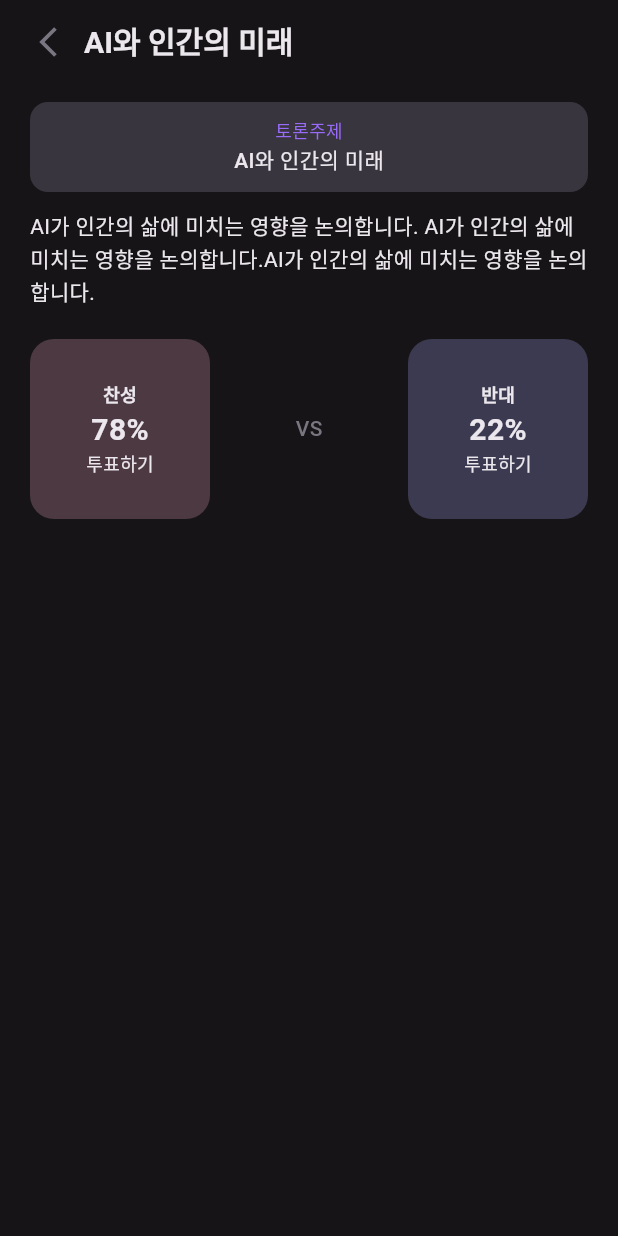
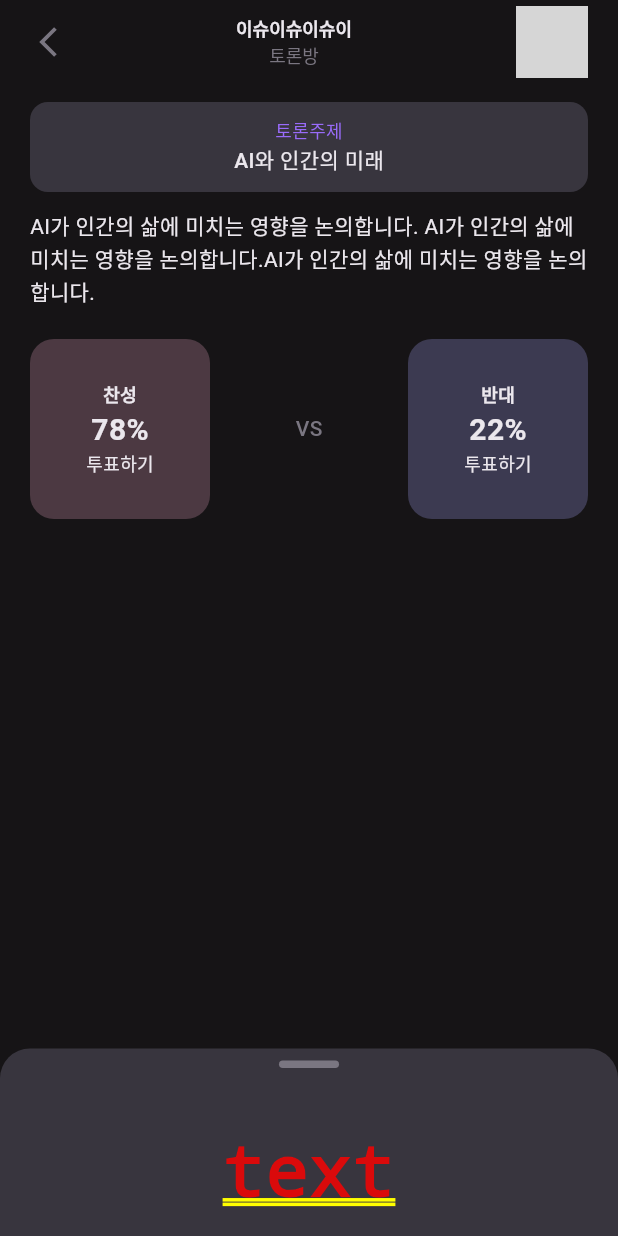
Before and after one commit to Debate-Season/DebateSeason_Frontend_V1, a Flutter app: the screen it shows after launch, on a phone screen of 412 x 824 dp. Run offline on Flutter 3.47's test engine with Material 3 defaults, Android fonts, the phone set to English and light mode, and no system bars; our stand-ins replace firebase_core, flutter_dotenv, flutter_secure_storage, flutter_svg, get, logger and 1 more; missing offline and left inert: kakao_flutter_sdk_user, stomp_dart_client; accounts and stored records are empty; Roboto replaces fonts that are missing (Pretendard); grey boxes are pictures that could not be loaded.

Commit message:
feat #38 토론방 하단에 채팅방 띄울 바텀시트 추가

```diff
--- a/lib/features/chat/presentation/view/debate_room_screen.dart
+++ b/lib/features/chat/presentation/view/debate_room_screen.dart
@@ -1,7 +1,6 @@
 import 'package:debateseason_frontend_v1/core/constants/dimensions.dart';
 import 'package:debateseason_frontend_v1/core/constants/gaps.dart';
 import 'package:debateseason_frontend_v1/features/chat/presentation/view_model/debate_room_view_model.dart';
-import 'package:debateseason_frontend_v1/widgets/de_app_bar.dart';
 import 'package:debateseason_frontend_v1/widgets/de_scaffold.dart';
 import 'package:debateseason_frontend_v1/widgets/de_text.dart';
 import 'package:flutter/material.dart';
@@ -10,6 +9,10 @@ import 'package:get/get.dart';
 import 'package:debateseason_frontend_v1/core/constants/color.dart';
 import 'package:debateseason_frontend_v1/core/constants/text_style.dart';
 import 'package:debateseason_frontend_v1/features/chat/data/models/debate_room.dart';
+
+import 'package:debateseason_frontend_v1/utils/logger.dart';
+import 'package:debateseason_frontend_v1/features/chat/presentation/widgets/chat_bottom_sheet.dart';
+import 'package:debateseason_frontend_v1/features/chat/presentation/widgets/debate_app_bar.dart';
 
 class DebateRoomScreen extends GetView<DebateRoomViewModel> {
   // 디버그용 더미 데이터
@@ -22,14 +25,22 @@ class DebateRoomScreen extends GetView<DebateRoomViewModel> {
 
   @override
   Widget build(BuildContext context) {
-    return DeScaffold(
+    return Stack(
+      children: [
+        DeScaffold(
           appBar: _appBar(),
           body: _body(),
+        ),
+        Align(
+          alignment: Alignment.bottomCenter,
+          child: _widgetDebateChat(),
+        )
+      ]
     );
   }
 
-  DeAppBar _appBar() {
-    return DeAppBar(title: room.title);
+  DebateAppBar _appBar() {
+    return DebateAppBar(title: room.title);
   }
 
   Widget _body() {
@@ -44,7 +55,6 @@ class DebateRoomScreen extends GetView<DebateRoomViewModel> {
           _widgetDebateDetail(),
           Gaps.v20,
           _widgetDebateVote(),
-
         ],
       ),
     );
@@ -97,7 +107,9 @@ class DebateRoomScreen extends GetView<DebateRoomViewModel> {
   Widget _widgetVoteButton(final String data, String ratio) {
     final widgetColor = data == '찬성' ? redDark : blueDark;
 
-    return Container(
+    return GestureDetector(
+      onTap: () => {log.d('voted')},
+      child: Container(
         width: 120.0, //나중에 사이즈 다시 확인
         height: 120.0,
         padding: Dimensions.all16,
@@ -117,6 +129,19 @@ class DebateRoomScreen extends GetView<DebateRoomViewModel> {
 
           ],
         ),
+      ),
+    );
+  }
+
+  // 이렇게해야 되는데 오버플로우 남. 사이즈 제한 등 정리해야할 듯
+  Widget _widgetDebateChat() {
+  //   if (!Get.isRegistered<ChatRoomViewModel>()) {
+  //     Get.put(ChatRoomViewModel());
+  //   }
+  //
+    return chatBottomSheet(
+  //       widget: ChatRoomScreen(),
+      widget: Text('text'),
     );
   }
 }
```
Lines whose indentation alone changed are shown as unchanged.
